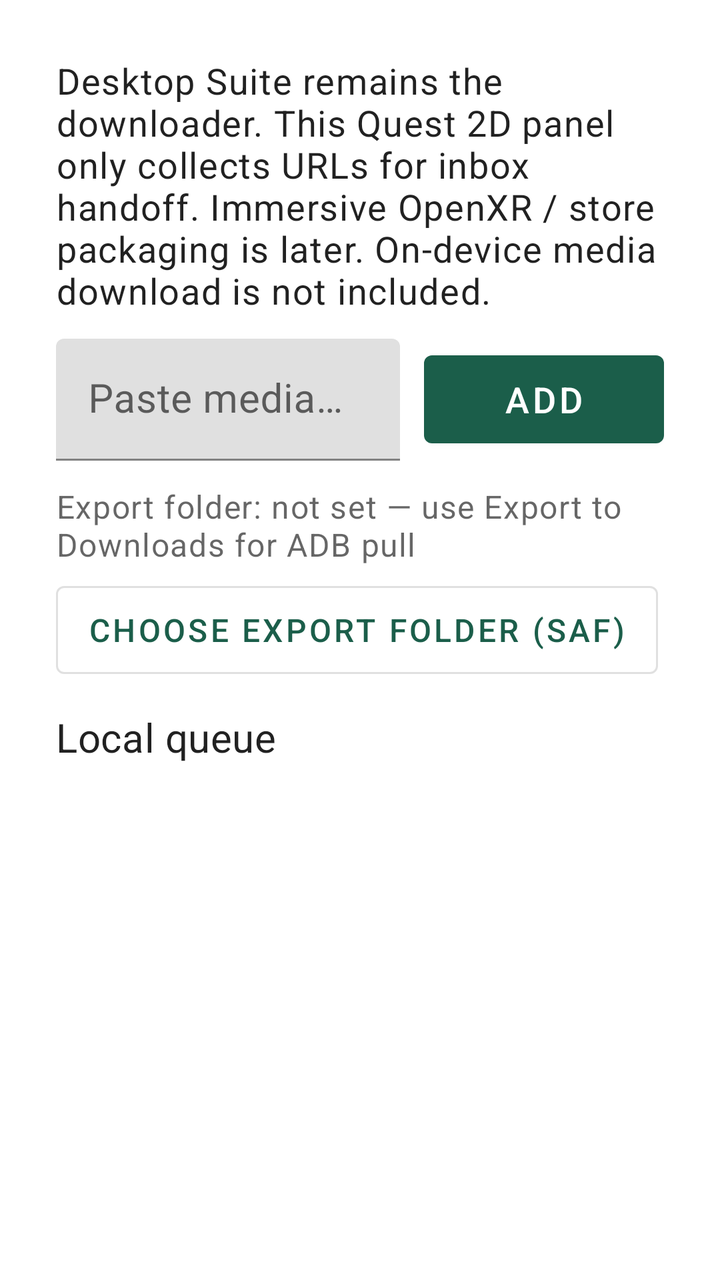
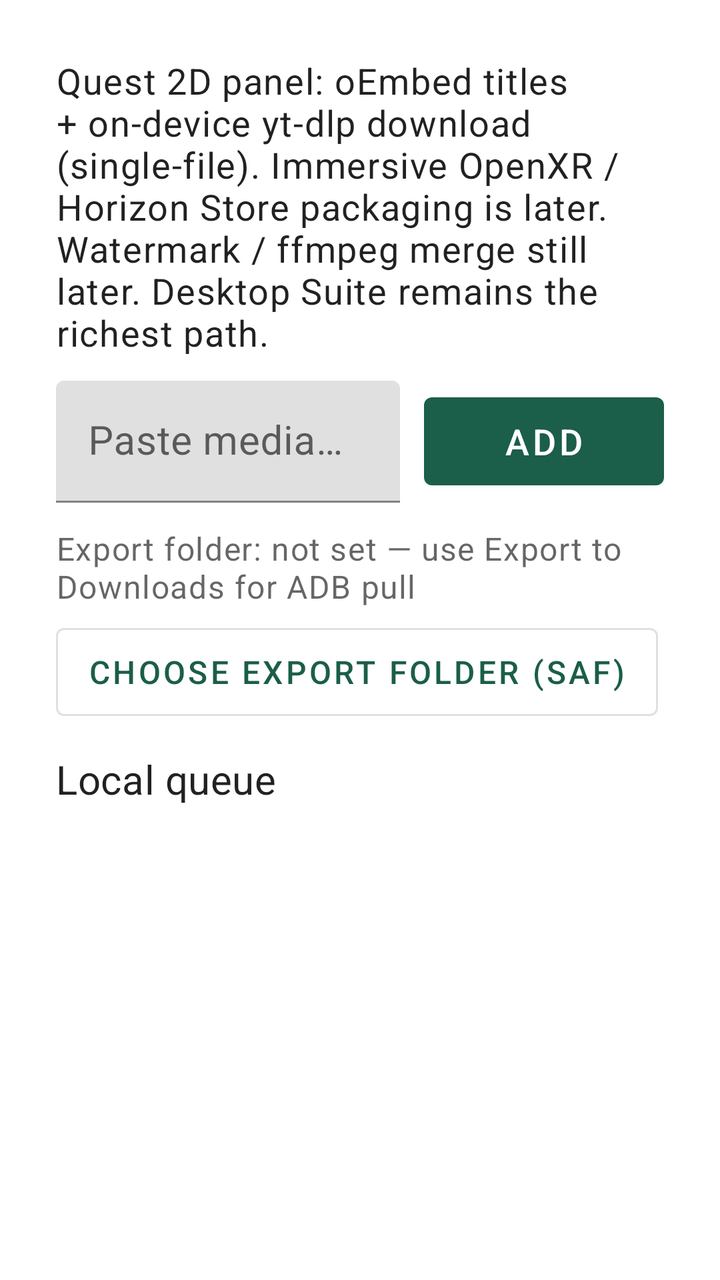

Compare the two renders of this Android layout. The source of the first and the diff that turns it into the second are given below.
<!-- AndroidManifest.xml: another module's application theme Theme.YTSCompanion -->
<!-- res/layout/activity_main.xml -->
<?xml version="1.0" encoding="utf-8"?>
<LinearLayout xmlns:android="http://schemas.android.com/apk/res/android"
    xmlns:tools="http://schemas.android.com/tools"
    android:layout_width="match_parent"
    android:layout_height="match_parent"
    android:orientation="vertical"
    android:padding="@dimen/quest_pad"
    tools:context=".MainActivity">

    <TextView
        android:id="@+id/parityNote"
        android:layout_width="match_parent"
        android:layout_height="wrap_content"
        android:paddingBottom="@dimen/quest_gap"
        android:text="@string/parity_note"
        android:textAppearance="?attr/textAppearanceBody1"
        android:textSize="18sp" />

    <LinearLayout
        android:layout_width="match_parent"
        android:layout_height="wrap_content"
        android:orientation="horizontal">

        <com.google.android.material.textfield.TextInputLayout
            android:layout_width="0dp"
            android:layout_height="wrap_content"
            android:layout_weight="1"
            android:hint="@string/url_hint">

            <com.google.android.material.textfield.TextInputEditText
                android:id="@+id/urlInput"
                android:layout_width="match_parent"
                android:layout_height="wrap_content"
                android:inputType="textUri"
                android:imeOptions="actionDone"
                android:maxLines="3"
                android:minHeight="@dimen/quest_btn_min_height"
                android:textSize="20sp" />
        </com.google.android.material.textfield.TextInputLayout>

        <com.google.android.material.button.MaterialButton
            android:id="@+id/addButton"
            android:layout_width="wrap_content"
            android:layout_height="@dimen/quest_btn_min_height"
            android:layout_gravity="center_vertical"
            android:layout_marginStart="@dimen/quest_gap"
            android:minWidth="120dp"
            android:text="@string/add_url"
            android:textSize="18sp" />
    </LinearLayout>

    <TextView
        android:id="@+id/exportFolderLabel"
        android:layout_width="match_parent"
        android:layout_height="wrap_content"
        android:paddingTop="@dimen/quest_gap"
        android:paddingBottom="4dp"
        android:text="@string/export_folder_none"
        android:textAppearance="?attr/textAppearanceCaption"
        android:textSize="16sp" />

    <HorizontalScrollView
        android:layout_width="match_parent"
        android:layout_height="wrap_content"
        android:scrollbars="none">

        <LinearLayout
            android:layout_width="wrap_content"
            android:layout_height="wrap_content"
            android:orientation="horizontal">

            <com.google.android.material.button.MaterialButton
                android:id="@+id/pickFolderButton"
                style="@style/Widget.MaterialComponents.Button.OutlinedButton"
                android:layout_width="wrap_content"
                android:layout_height="@dimen/quest_btn_min_height"
                android:text="@string/pick_export_folder"
                android:textSize="16sp" />

            <com.google.android.material.button.MaterialButton
                android:id="@+id/exportButton"
                style="@style/Widget.MaterialComponents.Button.OutlinedButton"
                android:layout_width="wrap_content"
                android:layout_height="@dimen/quest_btn_min_height"
                android:layout_marginStart="@dimen/quest_gap"
                android:text="@string/export_inbox"
                android:textSize="16sp" />

            <com.google.android.material.button.MaterialButton
                android:id="@+id/exportDownloadsButton"
                style="@style/Widget.MaterialComponents.Button.OutlinedButton"
                android:layout_width="wrap_content"
                android:layout_height="@dimen/quest_btn_min_height"
                android:layout_marginStart="@dimen/quest_gap"
                android:text="@string/export_downloads"
                android:textSize="16sp" />

            <com.google.android.material.button.MaterialButton
                android:id="@+id/shareButton"
                style="@style/Widget.MaterialComponents.Button.OutlinedButton"
                android:layout_width="wrap_content"
                android:layout_height="@dimen/quest_btn_min_height"
                android:layout_marginStart="@dimen/quest_gap"
                android:text="@string/share_payload"
                android:textSize="16sp" />

            <com.google.android.material.button.MaterialButton
                android:id="@+id/clearButton"
                style="@style/Widget.MaterialComponents.Button.TextButton"
                android:layout_width="wrap_content"
                android:layout_height="@dimen/quest_btn_min_height"
                android:layout_marginStart="@dimen/quest_gap"
                android:text="@string/clear_queue"
                android:textSize="16sp" />
        </LinearLayout>
    </HorizontalScrollView>

    <TextView
        android:layout_width="match_parent"
        android:layout_height="wrap_content"
        android:paddingTop="@dimen/quest_gap"
        android:paddingBottom="4dp"
        android:text="@string/queue_title"
        android:textAppearance="?attr/textAppearanceSubtitle1"
        android:textSize="20sp" />

    <TextView
        android:id="@+id/emptyLabel"
        android:layout_width="match_parent"
        android:layout_height="wrap_content"
        android:padding="8dp"
        android:text="@string/empty_queue"
        android:textSize="18sp"
        android:visibility="gone" />

    <androidx.recyclerview.widget.RecyclerView
        android:id="@+id/queueList"
        android:layout_width="match_parent"
        android:layout_height="0dp"
        android:layout_weight="1"
        tools:listitem="@layout/item_queue" />
</LinearLayout>
<!-- res/layout/item_queue.xml (included above) -->
<?xml version="1.0" encoding="utf-8"?>
<LinearLayout xmlns:android="http://schemas.android.com/apk/res/android"
    android:layout_width="match_parent"
    android:layout_height="wrap_content"
    android:gravity="center_vertical"
    android:orientation="horizontal"
    android:paddingVertical="8dp">

    <LinearLayout
        android:layout_width="0dp"
        android:layout_height="wrap_content"
        android:layout_weight="1"
        android:orientation="vertical">

        <TextView
            android:id="@+id/itemTitle"
            android:layout_width="match_parent"
            android:layout_height="wrap_content"
            android:ellipsize="end"
            android:maxLines="2"
            android:textAppearance="?attr/textAppearanceBody1" />

        <TextView
            android:id="@+id/itemUrl"
            android:layout_width="match_parent"
            android:layout_height="wrap_content"
            android:ellipsize="middle"
            android:maxLines="2"
            android:textAppearance="?attr/textAppearanceCaption" />
    </LinearLayout>

    <com.google.android.material.button.MaterialButton
        android:id="@+id/removeButton"
        style="@style/Widget.MaterialComponents.Button.TextButton"
        android:layout_width="wrap_content"
        android:layout_height="wrap_content"
        android:text="@string/remove" />
</LinearLayout>
<!-- resources referenced by this layout -->
<resources>
  <dimen name="quest_btn_min_height">56dp</dimen>
  <dimen name="quest_gap">12dp</dimen>
  <dimen name="quest_pad">28dp</dimen>
  <string name="add_url">Add</string>
  <string name="clear_queue">Clear queue</string>
  <string name="empty_queue">Queue is empty. Paste a URL (or ADB SEND) into this panel.</string>
  <string name="export_downloads">Export to Downloads</string>
  <string name="export_folder_none">Export folder: not set — use Export to Downloads for ADB pull</string>
  <string name="export_inbox">Export inbox file</string>
  <string name="parity_note">Desktop Suite remains the downloader. This Quest 2D panel only collects URLs for inbox handoff. Immersive OpenXR / store packaging is later. On-device media download is not included.</string>
  <string name="pick_export_folder">Choose export folder (SAF)</string>
  <string name="queue_title">Local queue</string>
  <string name="remove">Remove</string>
  <string name="share_payload">Share payload</string>
  <string name="url_hint">Paste media page URL</string>
  <style name="Theme.YTSCompanion" parent="Theme.MaterialComponents.DayNight.DarkActionBar">
          <item name="colorPrimary">#1B5E4A</item>
          <item name="colorPrimaryVariant">#0F3D30</item>
          <item name="colorOnPrimary">#FFFFFF</item>
          <item name="colorSecondary">#3D7A6A</item>
          <item name="android:statusBarColor">#0F3D30</item>
      </style>
</resources>

<!-- the commit's change to res/layout/activity_main.xml (unified diff, before → after) -->
@@ -102,6 +102,15 @@
                 android:layout_height="@dimen/quest_btn_min_height"
                 android:layout_marginStart="@dimen/quest_gap"
                 android:text="@string/share_payload"
+                android:textSize="16sp" />
+
+            <com.google.android.material.button.MaterialButton
+                android:id="@+id/downloadQueueButton"
+                style="@style/Widget.MaterialComponents.Button.OutlinedButton"
+                android:layout_width="wrap_content"
+                android:layout_height="@dimen/quest_btn_min_height"
+                android:layout_marginStart="@dimen/quest_gap"
+                android:text="@string/download_queue"
                 android:textSize="16sp" />
 
             <com.google.android.material.button.MaterialButton
@@ -170,7 +179,24 @@
             android:ellipsize="middle"
             android:maxLines="2"
             android:textAppearance="?attr/textAppearanceCaption" />
+
+        <TextView
+            android:id="@+id/itemStatus"
+            android:layout_width="match_parent"
+            android:layout_height="wrap_content"
+            android:ellipsize="end"
+            android:maxLines="1"
+            android:textAppearance="?attr/textAppearanceCaption"
+            android:visibility="gone" />
     </LinearLayout>
+
+    <com.google.android.material.button.MaterialButton
+        android:id="@+id/downloadButton"
+        style="@style/Widget.MaterialComponents.Button.TextButton"
+        android:layout_width="wrap_content"
+        android:layout_height="wrap_content"
+        android:minWidth="0dp"
+        android:text="@string/download_one" />
 
     <com.google.android.material.button.MaterialButton
         android:id="@+id/removeButton"
<!-- resource entries referenced after the edit -->
@@ -5,11 +5,13 @@
   <dimen name="quest_pad">28dp</dimen>
   <string name="add_url">Add</string>
   <string name="clear_queue">Clear queue</string>
+  <string name="download_one">DL</string>
+  <string name="download_queue">Download queue</string>
   <string name="empty_queue">Queue is empty. Paste a URL (or ADB SEND) into this panel.</string>
   <string name="export_downloads">Export to Downloads</string>
   <string name="export_folder_none">Export folder: not set — use Export to Downloads for ADB pull</string>
   <string name="export_inbox">Export inbox file</string>
-  <string name="parity_note">Desktop Suite remains the downloader. This Quest 2D panel only collects URLs for inbox handoff. Immersive OpenXR / store packaging is later. On-device media download is not included.</string>
+  <string name="parity_note">Quest 2D panel: oEmbed titles + on-device yt-dlp download (single-file). Immersive OpenXR / Horizon Store packaging is later. Watermark / ffmpeg merge still later. Desktop Suite remains the richest path.</string>
   <string name="pick_export_folder">Choose export folder (SAF)</string>
   <string name="queue_title">Local queue</string>
   <string name="remove">Remove</string>
